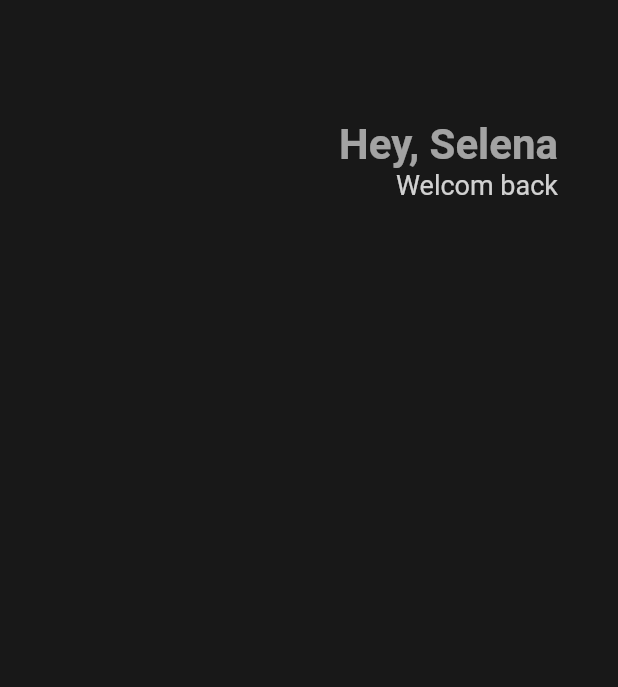
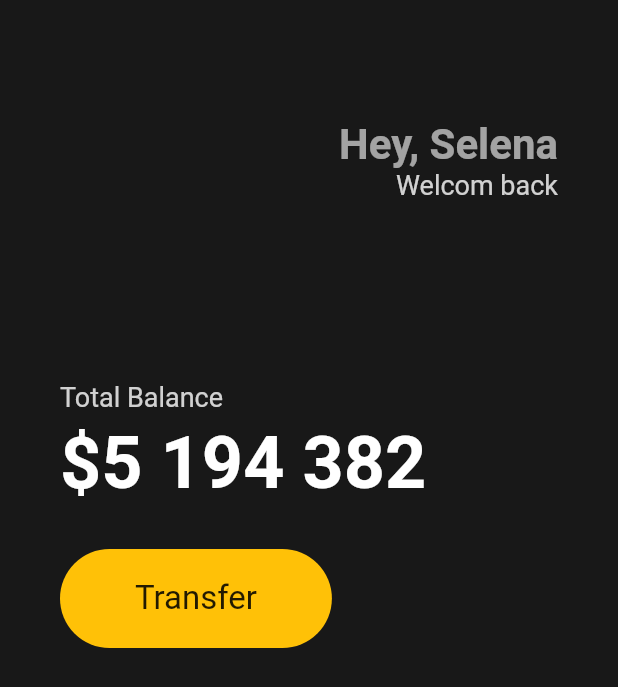
Before and after one commit to ShinHeeJin/flutterHelloWorld, a Flutter app: the screen it shows after launch, on a phone screen of 412 x 824 dp. Shown: the top 687 px of the screen. Run offline on Flutter 3.47's test engine with Material 2 defaults, Android fonts, the phone set to English and light mode, and no system bars.

Commit message:
feature : Container & BoxDecoration

```diff
--- a/lib/main.dart
+++ b/lib/main.dart
@@ -1,19 +1,22 @@
 import 'package:flutter/material.dart';
 
 void main() {
-  runApp(App());
+  runApp(const App());
 }
 
 class App extends StatelessWidget {
+  const App({super.key});
+
   @override
   Widget build(BuildContext context) {
     // TODO: implement build
     return MaterialApp(
       home: Scaffold(
         body: Padding(
-          padding: EdgeInsets.symmetric(horizontal: 40),
-          child: Column(children: [
-            SizedBox(
+          padding: const EdgeInsets.symmetric(horizontal: 40),
+          child:
+              Column(crossAxisAlignment: CrossAxisAlignment.start, children: [
+            const SizedBox(
               height: 80,
             ),
             Row(
@@ -22,7 +25,7 @@ class App extends StatelessWidget {
                 Column(
                   crossAxisAlignment: CrossAxisAlignment.end,
                   children: [
-                    Text(
+                    const Text(
                       "Hey, Selena",
                       style: TextStyle(
                           color: Colors.white60,
@@ -37,10 +40,51 @@ class App extends StatelessWidget {
                   ],
                 )
               ],
+            ),
+            const SizedBox(
+              height: 120,
+            ),
+            Text(
+              'Total Balance',
+              style:
+                  TextStyle(color: Colors.white.withOpacity(0.8), fontSize: 18),
+            ),
+            const SizedBox(
+              height: 5,
+            ),
+            const Text(
+              '\$5 194 382',
+              style: TextStyle(
+                fontSize: 48,
+                fontWeight: FontWeight.w600,
+                color: Colors.white,
+              ),
+            ),
+            const SizedBox(
+              height: 30,
+            ),
+            Row(
+              children: [
+                Container(
+                  decoration: BoxDecoration(
+                      color: Colors.amber,
+                      borderRadius: BorderRadius.circular(45)),
+                  child: const Padding(
+                    padding: EdgeInsets.symmetric(
+                      vertical: 20,
+                      horizontal: 50,
+                    ),
+                    child: Text(
+                      'Transfer',
+                      style: TextStyle(fontSize: 22),
+                    ),
+                  ),
+                ),
+              ],
             )
           ]),
         ),
-        backgroundColor: Color(0xFF181818),
+        backgroundColor: const Color(0xFF181818),
       ),
     );
   }
```
Also changed, not shown: 1 other file.
